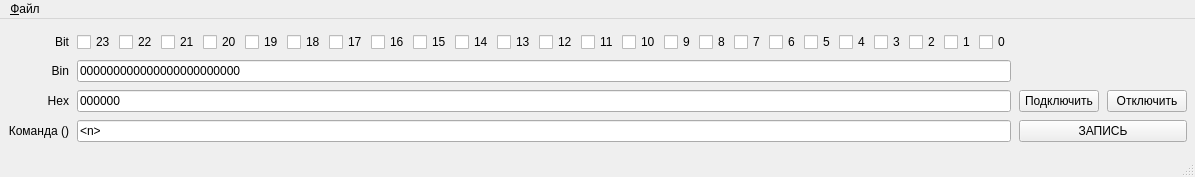
Old version of the form mainwindow.ui in the repository igrekus/adf3114.
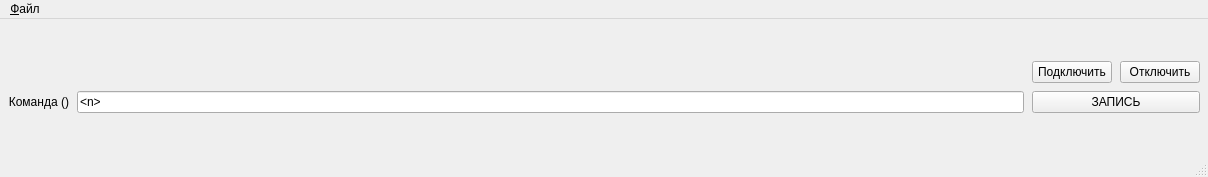
New version of the form.

Commit message: Remove universal edits

Diff of the .ui file:
```diff
--- a/mainwindow.ui
+++ b/mainwindow.ui
@@ -6,7 +6,7 @@
    <rect>
     <x>0</x>
     <y>0</y>
-    <width>1086</width>
+    <width>1208</width>
     <height>177</height>
    </rect>
   </property>
@@ -35,40 +35,14 @@
     </item>
     <item>
      <layout class="QGridLayout" name="gridLayout">
-      <item row="2" column="1">
-       <widget class="QLineEdit" name="editHex">
-        <property name="inputMask">
-         <string>hhhhhh</string>
-        </property>
+      <item row="1" column="2">
+       <widget class="QPushButton" name="btnWrite">
         <property name="text">
-         <string>000000</string>
+         <string>ЗАПИСЬ</string>
         </property>
-        <property name="maxLength">
-         <number>6</number>
-        </property>
        </widget>
       </item>
-      <item row="2" column="0">
-       <widget class="QLabel" name="lblHex">
-        <property name="text">
-         <string>Hex</string>
-        </property>
-        <property name="alignment">
-         <set>Qt::AlignRight|Qt::AlignTrailing|Qt::AlignVCenter</set>
-        </property>
-       </widget>
-      </item>
-      <item row="3" column="0">
-       <widget class="QLabel" name="lblCommand">
-        <property name="text">
-         <string>Команда (&lt;f.init.func.rcnt.ncnt&gt;)</string>
-        </property>
-        <property name="alignment">
-         <set>Qt::AlignRight|Qt::AlignTrailing|Qt::AlignVCenter</set>
-        </property>
-       </widget>
-      </item>
-      <item row="3" column="1">
+      <item row="1" column="1">
        <widget class="QLineEdit" name="editCommand">
         <property name="enabled">
          <bool>true</bool>
@@ -77,239 +51,21 @@
          <string>&lt;n&gt;</string>
         </property>
         <property name="readOnly">
-         <bool>true</bool>
+         <bool>false</bool>
         </property>
        </widget>
       </item>
-      <item row="3" column="2">
-       <widget class="QPushButton" name="btnWrite">
-        <property name="text">
-         <string>ЗАПИСЬ</string>
-        </property>
-       </widget>
-      </item>
-      <item row="1" column="1">
-       <widget class="QLineEdit" name="editBin">
-        <property name="inputMask">
-         <string>bbbbbbbbbbbbbbbbbbbbbbbb</string>
-        </property>
-        <property name="text">
-         <string>000000000000000000000000</string>
-        </property>
-        <property name="maxLength">
-         <number>24</number>
-        </property>
-       </widget>
-      </item>
-      <item row="0" column="1">
-       <layout class="QHBoxLayout" name="horizontalLayout">
-        <property name="spacing">
-         <number>3</number>
-        </property>
-        <item>
-         <widget class="QCheckBox" name="cbox23">
-          <property name="text">
-           <string>23</string>
-          </property>
-         </widget>
-        </item>
-        <item>
-         <widget class="QCheckBox" name="cbox22">
-          <property name="text">
-           <string>22</string>
-          </property>
-         </widget>
-        </item>
-        <item>
-         <widget class="QCheckBox" name="cbox21">
-          <property name="text">
-           <string>21</string>
-          </property>
-         </widget>
-        </item>
-        <item>
-         <widget class="QCheckBox" name="cbox20">
-          <property name="text">
-           <string>20</string>
-          </property>
-         </widget>
-        </item>
-        <item>
-         <widget class="QCheckBox" name="cbox19">
-          <property name="text">
-           <string>19</string>
-          </property>
-         </widget>
-        </item>
-        <item>
-         <widget class="QCheckBox" name="cbox18">
-          <property name="text">
-           <string>18</string>
-          </property>
-         </widget>
-        </item>
-        <item>
-         <widget class="QCheckBox" name="cbox17">
-          <property name="text">
-           <string>17</string>
-          </property>
-         </widget>
-        </item>
-        <item>
-         <widget class="QCheckBox" name="cbox16">
-          <property name="text">
-           <string>16</string>
-          </property>
-         </widget>
-        </item>
-        <item>
-         <widget class="QCheckBox" name="cbox15">
-          <property name="text">
-           <string>15</string>
-          </property>
-         </widget>
-        </item>
-        <item>
-         <widget class="QCheckBox" name="cbox14">
-          <property name="text">
-           <string>14</string>
-          </property>
-         </widget>
-        </item>
-        <item>
-         <widget class="QCheckBox" name="cbox13">
-          <property name="text">
-           <string>13</string>
-          </property>
-         </widget>
-        </item>
-        <item>
-         <widget class="QCheckBox" name="cbox12">
-          <property name="text">
-           <string>12</string>
-          </property>
-         </widget>
-        </item>
-        <item>
-         <widget class="QCheckBox" name="cbox11">
-          <property name="text">
-           <string>11</string>
-          </property>
-         </widget>
-        </item>
-        <item>
-         <widget class="QCheckBox" name="cbox10">
-          <property name="text">
-           <string>10</string>
-          </property>
-         </widget>
-        </item>
-        <item>
-         <widget class="QCheckBox" name="cbox09">
-          <property name="text">
-           <string>9</string>
-          </property>
-         </widget>
-        </item>
-        <item>
-         <widget class="QCheckBox" name="cbox08">
-          <property name="text">
-           <string>8</string>
-          </property>
-         </widget>
-        </item>
-        <item>
-         <widget class="QCheckBox" name="cbox07">
-          <property name="text">
-           <string>7</string>
-          </property>
-         </widget>
-        </item>
-        <item>
-         <widget class="QCheckBox" name="cbox06">
-          <property name="text">
-           <string>6</string>
-          </property>
-         </widget>
-        </item>
-        <item>
-         <widget class="QCheckBox" name="cbox05">
-          <property name="text">
-           <string>5</string>
-          </property>
-         </widget>
-        </item>
-        <item>
-         <widget class="QCheckBox" name="cbox04">
-          <property name="text">
-           <string>4</string>
-          </property>
-         </widget>
-        </item>
-        <item>
-         <widget class="QCheckBox" name="cbox03">
-          <property name="text">
-           <string>3</string>
-          </property>
-         </widget>
-        </item>
-        <item>
-         <widget class="QCheckBox" name="cbox02">
-          <property name="text">
-           <string>2</string>
-          </property>
-         </widget>
-        </item>
-        <item>
-         <widget class="QCheckBox" name="cbox01">
-          <property name="text">
-           <string>1</string>
-          </property>
-         </widget>
-        </item>
-        <item>
-         <widget class="QCheckBox" name="cbox00">
-          <property name="text">
-           <string>0</string>
-          </property>
-         </widget>
-        </item>
-        <item>
-         <spacer name="horizontalSpacer">
-          <property name="orientation">
-           <enum>Qt::Horizontal</enum>
-          </property>
-          <property name="sizeHint" stdset="0">
-           <size>
-            <width>40</width>
-            <height>20</height>
-           </size>
-          </property>
-         </spacer>
-        </item>
-       </layout>
-      </item>
       <item row="1" column="0">
-       <widget class="QLabel" name="lblBin">
+       <widget class="QLabel" name="lblCommand">
         <property name="text">
-         <string>Bin</string>
+         <string>Команда (&lt;f.init.func.rcnt.ncnt&gt;)</string>
         </property>
         <property name="alignment">
          <set>Qt::AlignRight|Qt::AlignTrailing|Qt::AlignVCenter</set>
         </property>
        </widget>
       </item>
-      <item row="0" column="0">
-       <widget class="QLabel" name="lblBit">
-        <property name="text">
-         <string>Bit</string>
-        </property>
-        <property name="alignment">
-         <set>Qt::AlignRight|Qt::AlignTrailing|Qt::AlignVCenter</set>
-        </property>
-       </widget>
-      </item>
-      <item row="2" column="2">
+      <item row="0" column="2">
        <layout class="QHBoxLayout" name="horizontalLayout_2">
         <item>
          <widget class="QPushButton" name="btnConnect">
@@ -336,7 +92,7 @@
     <rect>
      <x>0</x>
      <y>0</y>
-     <width>1086</width>
+     <width>1208</width>
      <height>21</height>
     </rect>
    </property>
```
The commit also changes 1 other file.
